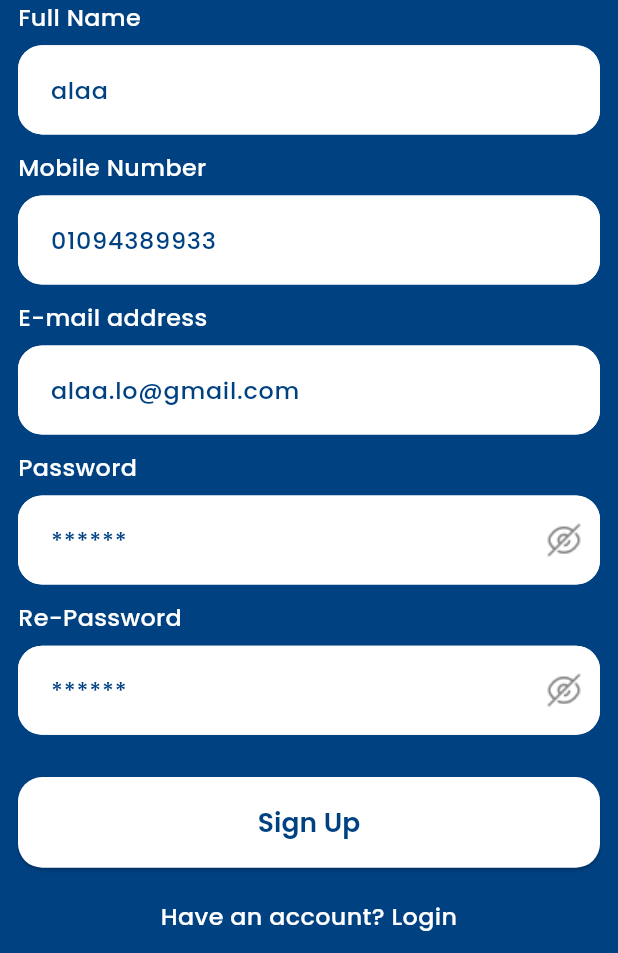
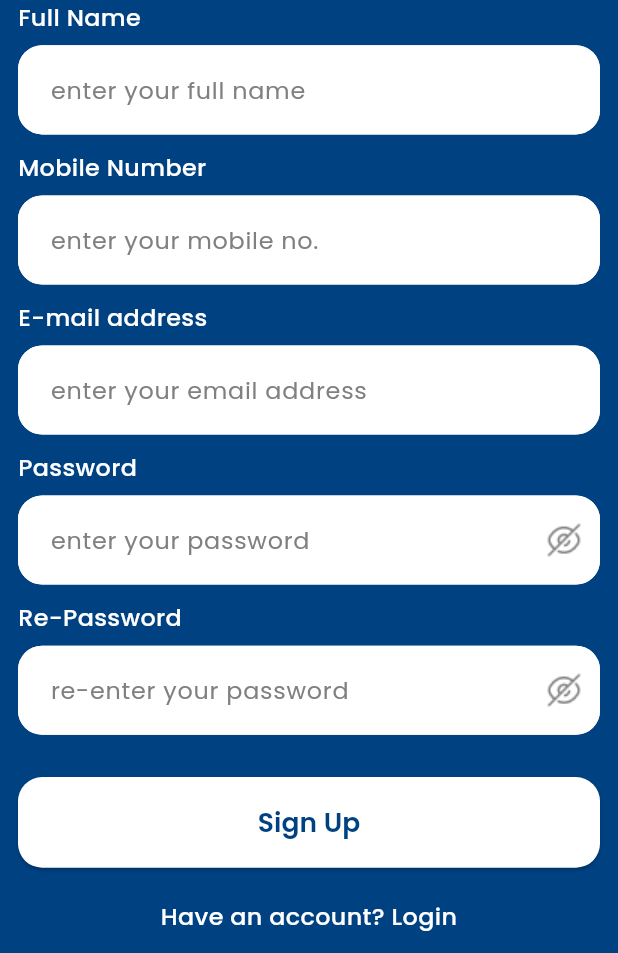
Before and after one commit to alaaHesham31/souqly_app, a Flutter app: the RegisterScreen screen opened by its route, on a phone screen of 412 x 824 dp, the part 283-1236 px from its top. Run offline on Flutter 3.47's test engine with Material 3 defaults, Android fonts, the phone set to English and light mode, and no system bars; our stand-ins replace bloc, connectivity_plus, dartz, dio, flutter_bloc, flutter_screenutil and 5 more.

Commit message:
feat(auth): implement login flow (use case, bloc, ui, navigation)

```diff
--- /dev/null
+++ b/lib/core/api/end_points.dart
@@ -0,0 +1,5 @@
+class EndPoints{
+  static const String signUp = 'api/v1/auth/signup';
+  static const String signIn = 'api/v1/auth/signin';
+
+}
--- a/lib/data/repostories/auth_repository_impl.dart
+++ b/lib/data/repostories/auth_repository_impl.dart
@@ -1,5 +1,6 @@
 import 'package:dartz/dartz.dart';
 import 'package:e_commerce_app/core/utils/failures.dart';
+import 'package:e_commerce_app/domain/entities/LoginResponseEntity.dart';
 import 'package:e_commerce_app/domain/entities/RegisterResponseEntity.dart';
 import 'package:e_commerce_app/domain/repositories/data_sources/remote_data_sources/auth_remote_data_source.dart';
 import 'package:e_commerce_app/domain/repositories/repositories/auth_repository.dart';
@@ -18,4 +19,13 @@ class AuthRepositoryImply implements AuthRepository {
     return either.fold((error) => Left(error), (response) => Right(response));
 
   }
+
+  @override
+  Future<Either<Failures, LoginResponseEntity>> login(String email, String password) async{
+    var either = await authRemoteDataSource.login(email, password);
+
+   return  either.fold((error) => Left(error), (response) => Right(response));
+
+
+  }
 }
--- /dev/null
+++ b/lib/domain/entities/LoginResponseEntity.dart
@@ -0,0 +1,21 @@
+class LoginResponseEntity {
+  LoginResponseEntity({
+    this.message,
+    this.user,
+    this.token,
+  });
+
+  String? message;
+  LoginUserEntity? user;
+  String? token;
+}
+
+class LoginUserEntity {
+  LoginUserEntity({
+    this.name,
+    this.email,
+  });
+
+  String? name;
+  String? email;
+}
--- a/lib/domain/repositories/data_sources/remote_data_sources/auth_remote_data_source.dart
+++ b/lib/domain/repositories/data_sources/remote_data_sources/auth_remote_data_source.dart
@@ -1,8 +1,12 @@
 import 'package:dartz/dartz.dart';
 import 'package:e_commerce_app/core/utils/failures.dart';
+import 'package:e_commerce_app/domain/entities/LoginResponseEntity.dart';
 import 'package:e_commerce_app/domain/entities/RegisterResponseEntity.dart';
 
 abstract class AuthRemoteDataSource {
   Future<Either<Failures, RegisterResponseEntity>> register(String name,
       String phone, String email, String password, String rePassword);
+
+  Future<Either<Failures, LoginResponseEntity>> login(String email, String password);
+
 }
--- a/lib/domain/repositories/repositories/auth_repository.dart
+++ b/lib/domain/repositories/repositories/auth_repository.dart
@@ -1,8 +1,12 @@
 import 'package:dartz/dartz.dart';
 import 'package:e_commerce_app/core/utils/failures.dart';
+import 'package:e_commerce_app/domain/entities/LoginResponseEntity.dart';
 import 'package:e_commerce_app/domain/entities/RegisterResponseEntity.dart';
 
 abstract class AuthRepository {
   Future<Either<Failures, RegisterResponseEntity>> register(String name,
       String phone, String email, String password, String rePassword);
+
+
+ Future<Either<Failures, LoginResponseEntity>> login(String email, String password);
 }
--- /dev/null
+++ b/lib/domain/use_cases/login_use_case.dart
@@ -0,0 +1,14 @@
+import 'package:dartz/dartz.dart';
+import 'package:e_commerce_app/core/utils/failures.dart';
+import 'package:e_commerce_app/domain/entities/LoginResponseEntity.dart';
+import 'package:e_commerce_app/domain/repositories/repositories/auth_repository.dart';
+import 'package:injectable/injectable.dart';
+@injectable
+class LoginUseCase{
+  AuthRepository authRepository;
+  LoginUseCase({required this.authRepository});
+
+  Future<Either<Failures, LoginResponseEntity>> invoke(String email, String password){
+    return authRepository.login(email, password);
+  }
+}
--- a/lib/feature/ui/auth/register/cubit/register_view_model.dart
+++ b/lib/feature/ui/auth/register/cubit/register_view_model.dart
@@ -8,11 +8,11 @@ import 'package:injectable/injectable.dart';
 class RegisterViewModel extends Cubit<RegisterStates> {
   RegisterUseCase authUseCase;
 
-  TextEditingController nameController = TextEditingController(text: 'alaa');
-  TextEditingController passwordController = TextEditingController(text: '123456');
-  TextEditingController phoneController = TextEditingController(text: '01094389933');
-  TextEditingController rePasswordController = TextEditingController(text: '123456');
-  TextEditingController emailController = TextEditingController(text: 'alaa.lo@gmail.com');
+  TextEditingController nameController = TextEditingController();
+  TextEditingController passwordController = TextEditingController();
+  TextEditingController phoneController = TextEditingController();
+  TextEditingController rePasswordController = TextEditingController();
+  TextEditingController emailController = TextEditingController();
   final formKey = GlobalKey<FormState>();
 
   RegisterViewModel({required this.authUseCase}) : super(RegisterInitState());
```
Also changed, not shown: lib/data/data_sources/remote_data_sources_impl/auth_remote_data_source_impl.dart (+31 -3 lines), lib/data/model/LoginResponseDm.dart (added, +30 -0 lines), lib/feature/ui/auth/login/cubit/login_states.dart (added, +16 -0 lines), lib/feature/ui/auth/login/cubit/login_view_model.dart (+32 -0 lines), lib/feature/ui/auth/login/login_screen.dart (+30 -17 lines).
